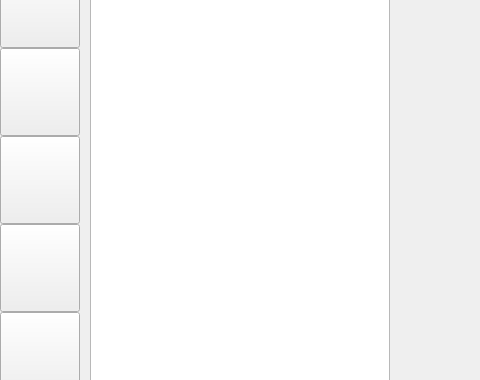
UbuntuKylin/kylin-software-center, file ui/mainwindow.ui: the form before one commit; both pictures show x 0 to 480 and y 120 to 500 of the 980 by 608 pixel window.
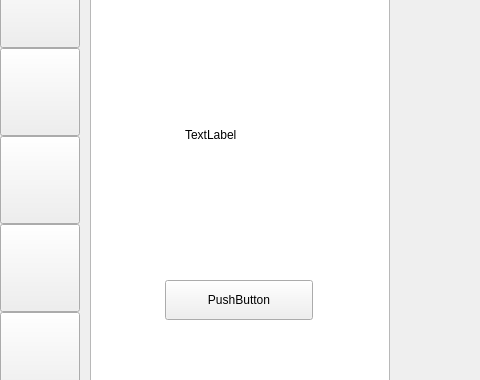
The form after the commit.

Commit message: add taskwidget.py and optimize task

The edit to the form file:
```diff
--- a/ui/mainwindow.ui
+++ b/ui/mainwindow.ui
@@ -715,6 +715,42 @@
        </property>
       </widget>
      </widget>
+     <widget class="QListWidget" name="taskListWidget_complete">
+      <property name="geometry">
+       <rect>
+        <x>10</x>
+        <y>65</y>
+        <width>300</width>
+        <height>475</height>
+       </rect>
+      </property>
+     </widget>
+     <widget class="QPushButton" name="btnGoto">
+      <property name="geometry">
+       <rect>
+        <x>85</x>
+        <y>400</y>
+        <width>148</width>
+        <height>40</height>
+       </rect>
+      </property>
+      <property name="text">
+       <string>PushButton</string>
+      </property>
+     </widget>
+     <widget class="QLabel" name="notaskImg">
+      <property name="geometry">
+       <rect>
+        <x>105</x>
+        <y>180</y>
+        <width>110</width>
+        <height>150</height>
+       </rect>
+      </property>
+      <property name="text">
+       <string>TextLabel</string>
+      </property>
+     </widget>
     </widget>
     <widget class="QWidget" name="upWidget" native="true">
      <property name="geometry">
```
Left out of the diff: 11 changed lines with no effect on the pictures. The commit also changes 3 other files.
